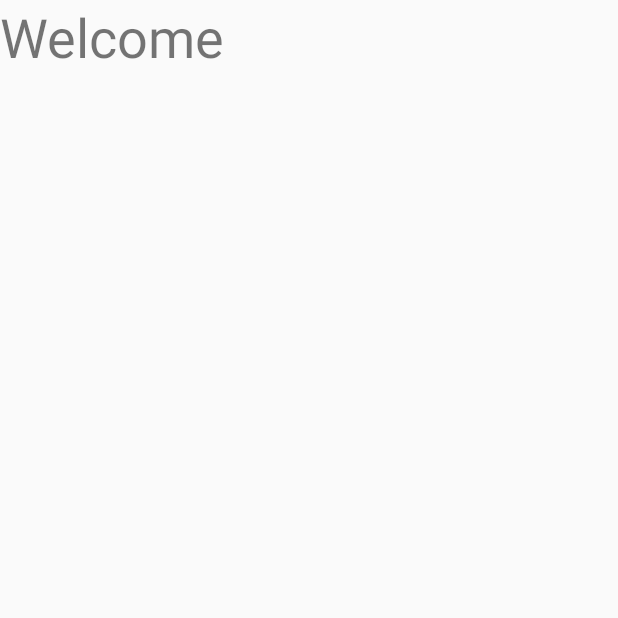
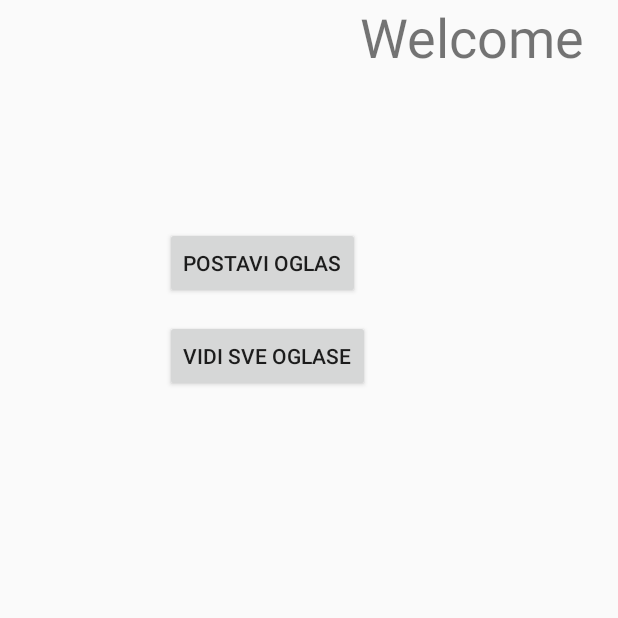
Before and after one commit to demir005/CarSharing, an Android app: the Display screen opened directly, with no data from a screen before it, on a phone screen of 412 x 824 dp, the top half of it. Run offline under Robolectric (Android 15) with nearby library versions, the phone set to English and light mode, and no system bars.

Commit message:
Jos jedan commit

```diff
--- a/app/src/main/res/layout/display.xml
+++ b/app/src/main/res/layout/display.xml
@@ -1,21 +1,48 @@
 <?xml version="1.0" encoding="utf-8"?>
-<LinearLayout xmlns:android="http://schemas.android.com/apk/res/android"
+<RelativeLayout xmlns:android="http://schemas.android.com/apk/res/android"
     android:layout_width="match_parent"
     android:layout_height="match_parent">
+
+    <TextView
+        android:layout_width="wrap_content"
+        android:layout_height="55dp"
+        android:id="@+id/TVUsername"
+        android:layout_weight="1"
+        android:text="@string/emptyString"
+        android:layout_alignParentLeft="true"
+        android:layout_alignParentStart="true" />
+
+    <Button
+        android:text="Postavi Oglas"
+        android:layout_width="wrap_content"
+        android:layout_height="wrap_content"
+        android:layout_marginTop="96dp"
+        android:id="@+id/btn_oglas"
+        android:layout_below="@+id/TVUsername"
+        android:layout_toLeftOf="@+id/textView"
+        android:layout_toStartOf="@+id/textView" />
+
+    <Button
+        android:text="Vidi sve oglase"
+        android:layout_width="wrap_content"
+        android:layout_height="wrap_content"
+        android:layout_marginTop="14dp"
+        android:id="@+id/btn_pregled"
+        android:layout_below="@+id/btn_oglas"
+        android:layout_alignLeft="@+id/btn_oglas"
+        android:layout_alignStart="@+id/btn_oglas" />
 
     <TextView
         android:text="Welcome"
         android:layout_width="wrap_content"
         android:layout_height="wrap_content"
         android:id="@+id/textView"
-        android:textSize="36sp" />
-
-    <TextView
-        android:layout_width="wrap_content"
-        android:layout_height="55dp"
-        android:id="@+id/TVUsername"
-        android:layout_weight="1"
-        android:text="@string/emptyString" />
+        android:textSize="36sp"
+        android:layout_alignParentTop="true"
+        android:layout_alignParentRight="true"
+        android:layout_alignParentEnd="true"
+        android:layout_marginRight="22dp"
+        android:layout_marginEnd="22dp" />
 
 
-</LinearLayout>
+</RelativeLayout>
```
Also changed, not shown: app/src/main/java/com/example/demir/carsharing/Contact.java (+1 -10 lines), app/src/main/res/layout/trip.xml (added, +85 -0 lines).
